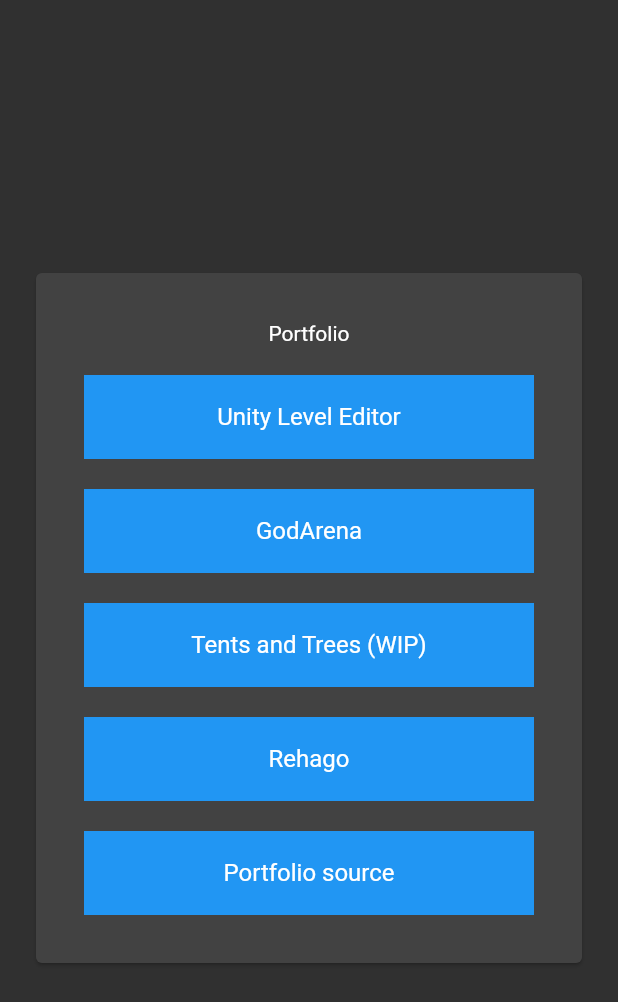
After one commit to grandauto3/Portfolio-Source, a Flutter app: the screen it shows after launch, on a phone screen of 412 x 824 dp. The commit adds this screen. Shown: the top 1002 px of the screen. Run offline on Flutter 3.47's test engine with Material 2 defaults, Android fonts, the phone set to English and light mode, and no system bars.

Commit message:
add center element

```diff
--- /dev/null
+++ b/lib/components/center_element.dart
@@ -0,0 +1,28 @@
+import 'package:flutter/material.dart';
+
+class CenterElement extends StatelessWidget {
+  const CenterElement({
+    Key? key,
+    required this.children,
+  }) : super(key: key);
+
+  final List<Widget> children;
+
+  @override
+  Widget build(BuildContext context) {
+    return Scaffold(
+      body: Center(
+        child: Card(
+          child: Padding(
+            padding: const EdgeInsets.all(32.0),
+            child: Column(
+              mainAxisAlignment: MainAxisAlignment.center,
+              mainAxisSize: MainAxisSize.min,
+              children: children,
+            ),
+          ),
+        ),
+      ),
+    );
+  }
+}
--- a/lib/pages/homepage.dart
+++ b/lib/pages/homepage.dart
@@ -1,53 +1,44 @@
 import 'package:flutter/material.dart';
 import '../components/home_page_entry.dart';
+import '../components/center_element.dart';
 
-class MyHomePage extends StatefulWidget {
+class MyHomePage extends StatelessWidget {
   const MyHomePage({
     Key? key,
   }) : super(key: key);
 
-  @override
-  State<MyHomePage> createState() => _MyHomePageState();
-}
 
-class _MyHomePageState extends State<MyHomePage> {
   @override
   Widget build(BuildContext context) {
-    return Scaffold(
-      body: Center(
-        child: Card(
-          child: Padding(
-            padding: const EdgeInsets.all(32.0),
-            child: Column(
-              mainAxisAlignment: MainAxisAlignment.center,
-              mainAxisSize: MainAxisSize.min,
+    return CenterElement(
       children: [
         const Text('Portfolio'),
         HomepageEntry(
           title: 'Unity Level Editor',
-                  onPressed: () {},
+          onPressed: () {
+          },
         ),
         HomepageEntry(
           title: 'GodArena',
-                  onPressed: () {},
+          onPressed: () {
+          },
         ),
         HomepageEntry(
           title: 'Tents and Trees (WIP)',
-                  onPressed: () {},
+          onPressed: () {
+          },
         ),
         HomepageEntry(
           title: 'Rehago',
-                  onPressed: () {},
+          onPressed: () {
+          },
         ),
         HomepageEntry(
           title: 'Portfolio source',
-                  onPressed: () {},
+          onPressed: () {
+          },
         ),
       ],
-            ),
-          ),
-        ),
-      ),
     );
   }
 }
```
Lines whose indentation alone changed are shown as unchanged.
